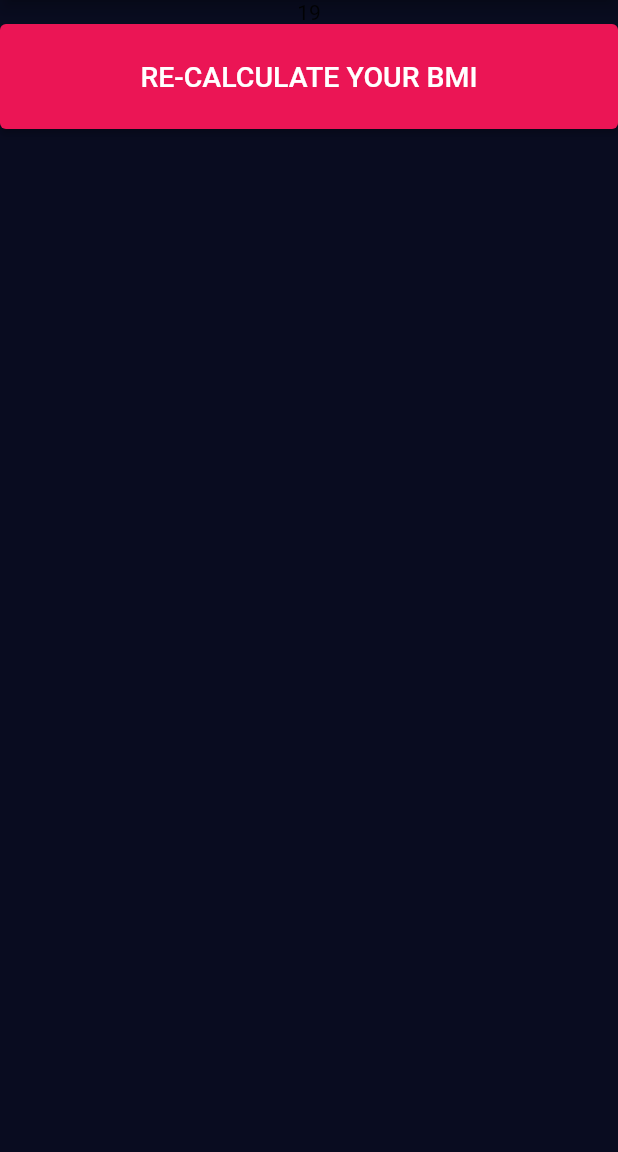
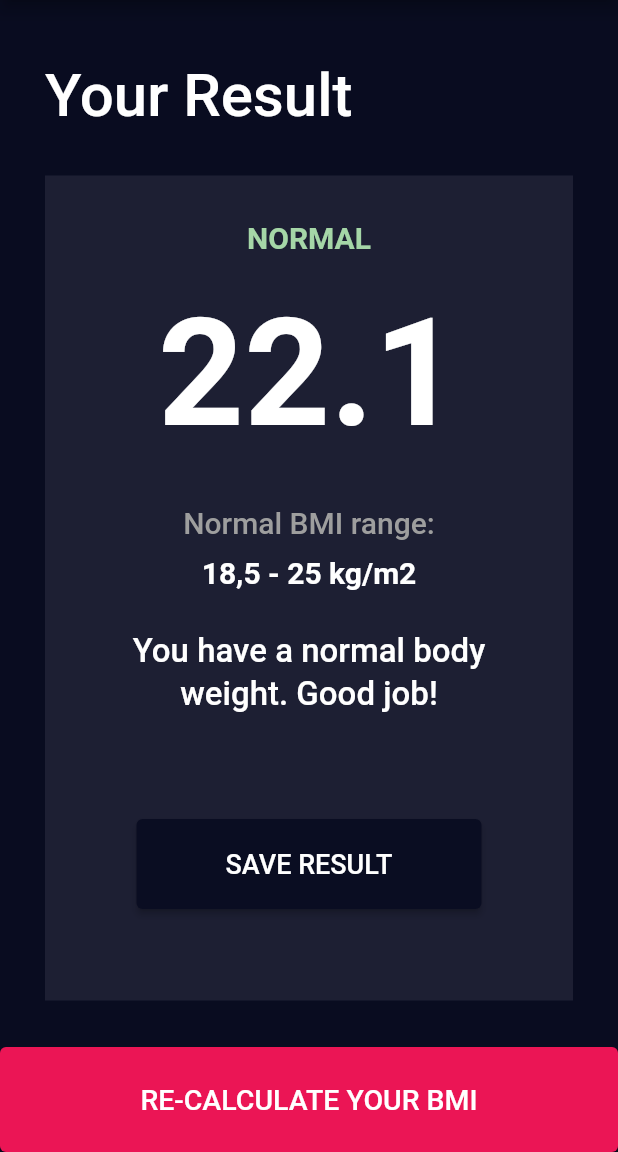
Before and after one commit to jakubjaniec/bmi-calculator, a Flutter app: the ResultScreen screen opened directly, on a phone screen of 412 x 824 dp, the part 84-1236 px from its top. Run offline on Flutter 3.47's test engine with Material 2 defaults, Android fonts, the phone set to English and light mode, and no system bars; our stand-ins replace device_preview, flutter_bloc, hexcolor.

Commit message:
Create result screen ui

```diff
--- a/lib/ui/result/result_screen.dart
+++ b/lib/ui/result/result_screen.dart
@@ -1,5 +1,6 @@
 import 'package:bmi_calc/cubit/bmi_cubit.dart';
 import 'package:bmi_calc/ui/general/action_button.dart';
+import 'package:bmi_calc/ui/result/widgets/result_field.dart';
 import 'package:flutter/material.dart';
 import 'package:flutter_bloc/flutter_bloc.dart';
 import 'package:hexcolor/hexcolor.dart';
@@ -17,17 +18,30 @@ class ResultScreen extends StatelessWidget {
         leading: Icon(Icons.sort, size: 32),
         backgroundColor: HexColor('#0A0D22'),
       ),
-      body: Column(
-        children: [
-          BlocBuilder<BmiCubit, BmiState>(
-            builder: (context, state) {
-              return Text(
-                (state as BmiInitial).age.toString(),
-              );
-            },
-          ),
-          ActionButton(route: 'result'),
-        ],
+      body: Container(
+        height: MediaQuery.of(context).size.height,
+        child: Column(
+          mainAxisAlignment: MainAxisAlignment.spaceBetween,
+          children: [
+            Padding(
+              padding:
+                  const EdgeInsets.only(left: 30.0, right: 30.0, top: 40.0),
+              child: Column(
+                crossAxisAlignment: CrossAxisAlignment.start,
+                children: [
+                  Text('Your Result',
+                      style: TextStyle(
+                          fontSize: 40.0,
+                          fontWeight: FontWeight.w500,
+                          color: Colors.white)),
+                  SizedBox(height: 30.0),
+                  ResultField(),
+                ],
+              ),
+            ),
+            ActionButton(route: 'result'),
+          ],
+        ),
       ),
     );
   }
--- /dev/null
+++ b/lib/ui/result/widgets/result_field.dart
@@ -0,0 +1,73 @@
+import 'package:flutter/material.dart';
+import 'package:hexcolor/hexcolor.dart';
+
+class ResultField extends StatelessWidget {
+  @override
+  Widget build(BuildContext context) {
+    return Container(
+      color: HexColor('#1D1F33'),
+      height: 550,
+      child: Row(
+        mainAxisAlignment: MainAxisAlignment.center,
+        children: [
+          Padding(
+            padding: const EdgeInsets.symmetric(vertical: 30.0),
+            child: Column(
+              children: [
+                Text('NORMAL',
+                    style: TextStyle(
+                        fontWeight: FontWeight.w700,
+                        fontSize: 20.0,
+                        color: Colors.green[200])),
+                SizedBox(height: 20.0),
+                Text('22.1',
+                    style: TextStyle(
+                      fontSize: 100.0,
+                      fontWeight: FontWeight.w700,
+                      color: Colors.white,
+                    )),
+                SizedBox(height: 30.0),
+                Text('Normal BMI range:',
+                    style: TextStyle(
+                        color: Colors.grey,
+                        fontWeight: FontWeight.w500,
+                        fontSize: 20.0)),
+                SizedBox(height: 10.0),
+                Text('18,5 - 25 kg/m2',
+                    style: TextStyle(
+                        fontSize: 20.0,
+                        fontWeight: FontWeight.w700,
+                        color: Colors.white)),
+                SizedBox(height: 25.0),
+                Text('You have a normal body\nweight. Good job!',
+                    textAlign: TextAlign.center,
+                    softWrap: false,
+                    style: TextStyle(
+                      fontSize: 22.0,
+                      height: 1.3,
+                      fontWeight: FontWeight.w500,
+                      color: Colors.white,
+                    )),
+                SizedBox(height: 70.0),
+                SizedBox(
+                  width: 230.0,
+                  height: 60.0,
+                  child: ElevatedButton(
+                      onPressed: () {},
+                      style: ElevatedButton.styleFrom(
+                        primary: HexColor('#0A0D22'),
+                      ),
+                      child: Text('SAVE RESULT',
+                          style: TextStyle(
+                            color: Colors.white,
+                            fontSize: 18.0,
+                          ))),
+                ),
+              ],
+            ),
+          ),
+        ],
+      ),
+    );
+  }
+}
```
